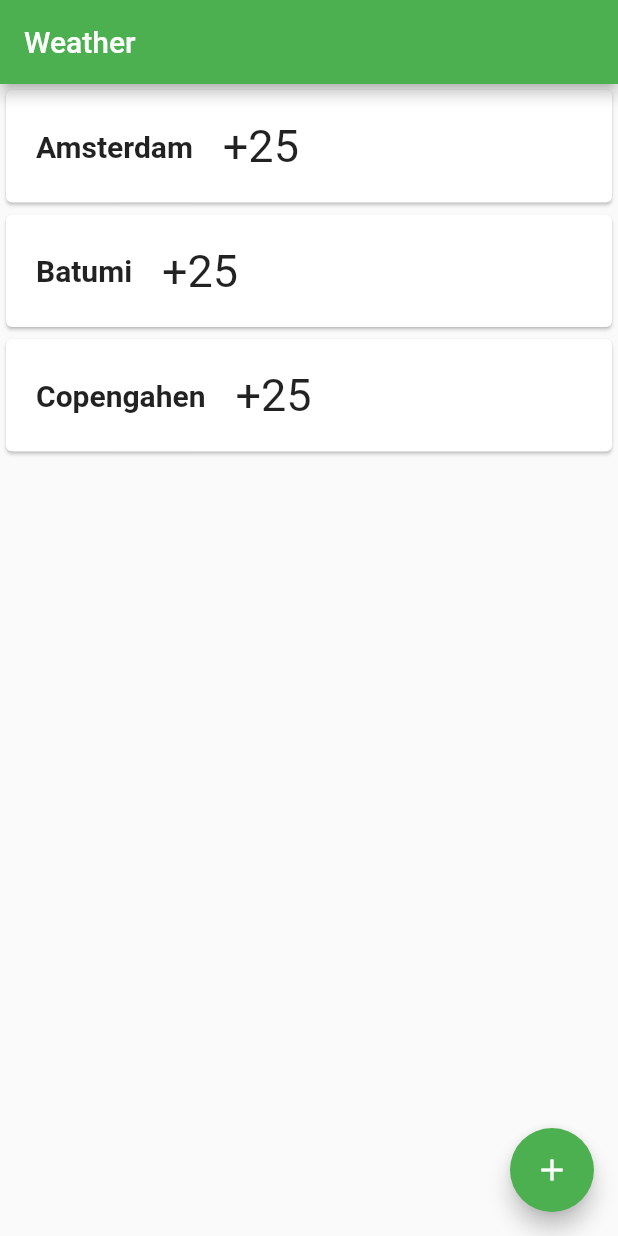
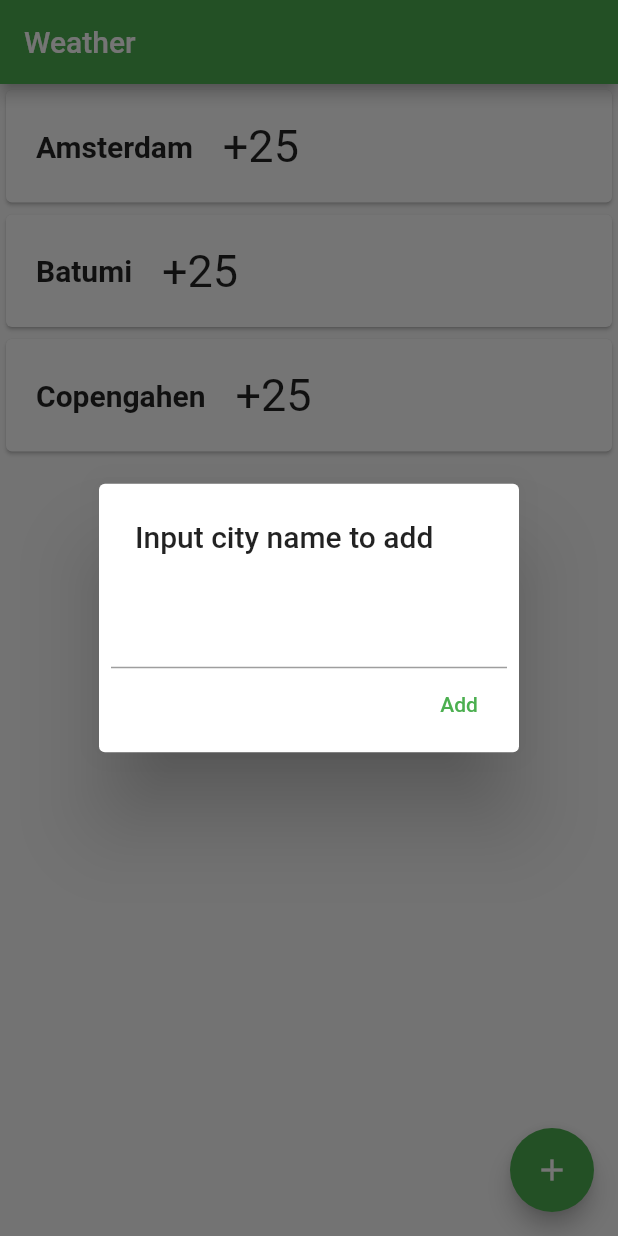
Before and after one commit to Doomsdhg/weather_app, a Flutter app: the screen it shows after launch, after a tap on the "add" icon, on a phone screen of 412 x 824 dp. Run offline on Flutter 3.47's test engine with Material 2 defaults, Android fonts, the phone set to English and light mode, and no system bars.

Commit message:
WTHR-2: adding city dialog implemented, autocomplete text input for city name in adding dialog implemented

```diff
--- a/lib/api/endpoints.dart
+++ b/lib/api/endpoints.dart
@@ -1,10 +1,18 @@
 class Endpoints {
 
-  static String _baseUrl = 'https://api.weatherapi.com/v1/current.json?key=';
+  static String _baseUrl = 'https://api.weatherapi.com/v1/';
 
   static String _apiKey = '403731c81f42492286f114115221807';
 
+  static String _currentWeatherBaseUrl = '$_baseUrl' + 'current.json?key=';
+
+  static String _searchBaseUrl = '$_baseUrl' + 'search.json?key=';
+
   static Uri getCurrentWeather(String city){
-    return Uri.parse('$_baseUrl$_apiKey&q=$city&aqi=no');
+    return Uri.parse('$_currentWeatherBaseUrl$_apiKey&q=$city' + '&aqi=no');
+  }
+
+  static Uri getCitiesList(String query){
+    return Uri.parse('$_searchBaseUrl$_apiKey&q=$query');
   }
 }
--- /dev/null
+++ b/lib/components/city_adding_dialog.dart
@@ -0,0 +1,41 @@
+import 'package:flutter/material.dart';
+import 'package:weather_app/api/weather_api.dart';
+
+class CityAddingDialog {
+
+  Future build(BuildContext context) {
+    return showDialog<String>(
+      context: context,
+      builder: (BuildContext context) => AlertDialog(
+        title: const Text('Input city name to add'),
+        actions: <Widget>[
+          _AutoCompleteInput(),
+          TextButton(
+            onPressed: () => Navigator.pop(context, 'OK'),
+            child: const Text('Add'),
+          ),
+        ],
+      ),
+    );
+  }
+}
+
+class _AutoCompleteInput extends StatelessWidget {
+
+  static String _displayStringForOption(String option) => option;
+
+  @override
+  Widget build(BuildContext context) {
+    return Autocomplete<String>(
+      displayStringForOption: _displayStringForOption,
+      optionsBuilder: (TextEditingValue textEditingValue) async {
+        return await _findCities(textEditingValue.text);
+      }
+    );
+  }
+
+  Future<Iterable<String>> _findCities(String input) async {
+    Iterable<String> citiesList = await WeatherApi().findCities(input);
+    return citiesList;
+  }
+}
--- a/lib/main.dart
+++ b/lib/main.dart
@@ -6,9 +6,9 @@ void main() {
 }
 
 class MyApp extends StatelessWidget {
+
   const MyApp({Key? key}) : super(key: key);
 
-  // This widget is the root of your application.
   @override
   Widget build(BuildContext context) {
     return MaterialApp(
--- a/lib/pages/main_page.dart
+++ b/lib/pages/main_page.dart
@@ -1,5 +1,6 @@
 import 'package:flutter/material.dart';
 import 'package:weather_app/components/city_card.dart';
+import 'package:weather_app/components/city_adding_dialog.dart';
 
 class MainPage extends StatelessWidget {
 
@@ -19,10 +20,10 @@ class MainPage extends StatelessWidget {
         ],
       ),
       floatingActionButton: FloatingActionButton(
-        onPressed: () => {},
+        onPressed: () => CityAddingDialog().build(context),
         tooltip: 'Add city',
         child: const Icon(Icons.add),
-      ), // This trailing comma makes auto-formatting nicer for build methods.
+      ),
     );
   }
 
```
Also changed, not shown: lib/api/weather_api.dart (+17 -1 lines).
